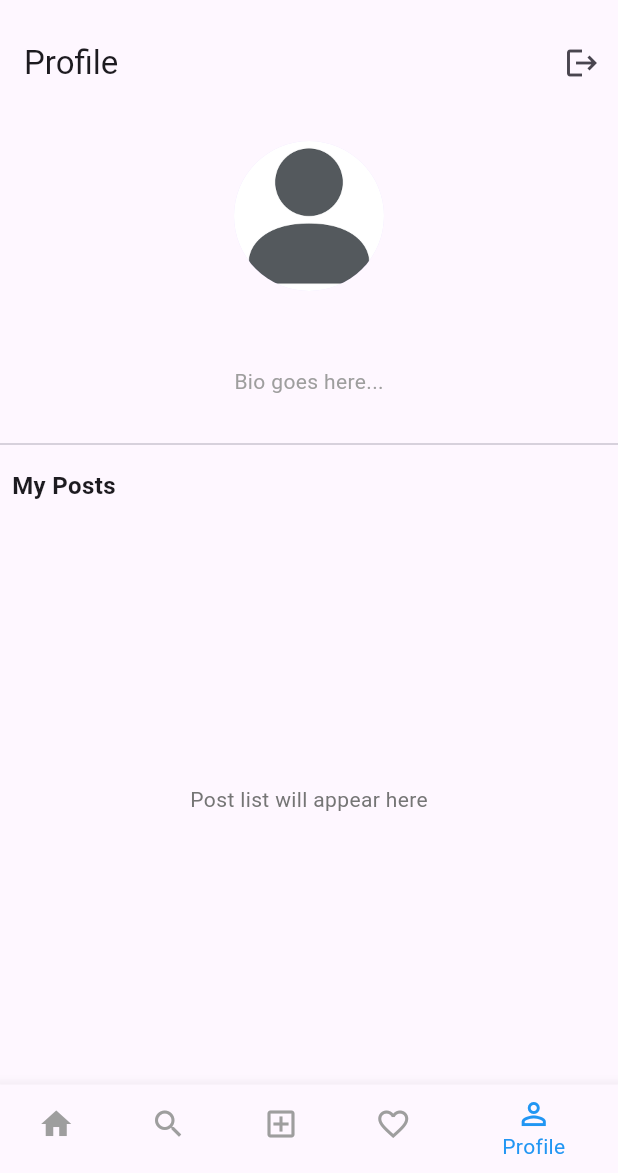
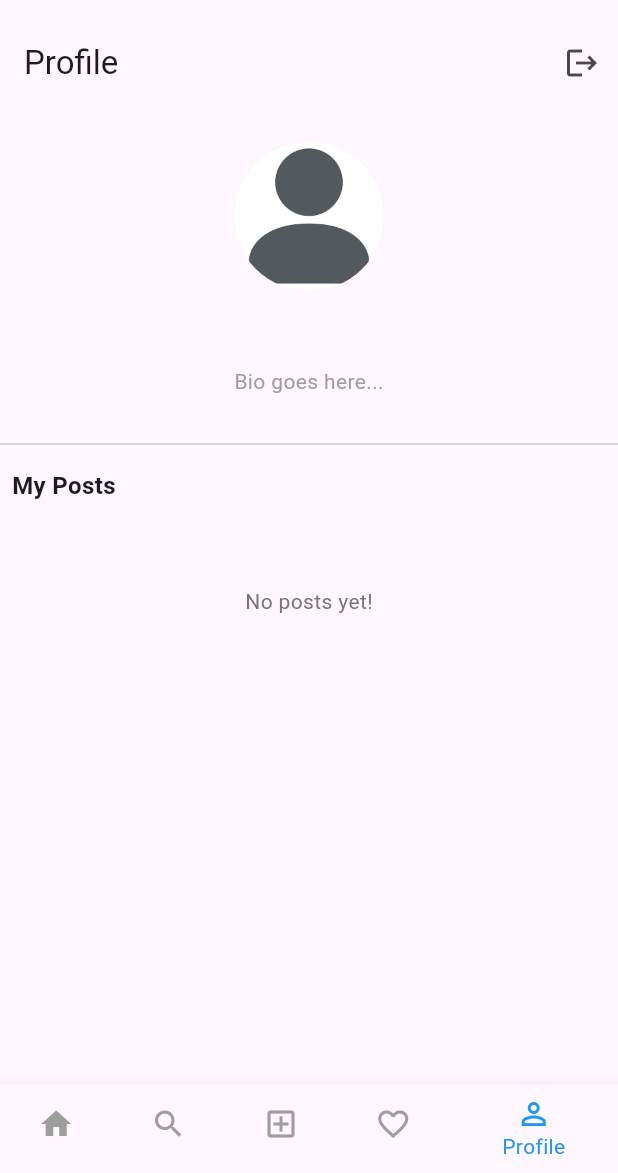
Before and after one commit to VISWA68/Social-Media-App, a Flutter app: the HomeWrapper screen opened directly, item 5 of the bottom bar chosen, after a tap on the "logout" icon, on a phone screen of 412 x 824 dp, the part 63-1236 px from its top. Run offline on Flutter 3.47's test engine with Material 3 defaults, Android fonts, the phone set to English and light mode, and no system bars; our stand-ins replace cloud_firestore, firebase_auth, firebase_core, firebase_storage, google_sign_in, image_picker; accounts and stored records are empty.

Commit message:
Updated logic for posting photos and images and also modified profile screen

```diff
--- a/social_media_app/lib/providers/post_provider.dart
+++ b/social_media_app/lib/providers/post_provider.dart
@@ -1,5 +1,6 @@
 import 'dart:io';
 import 'package:cloud_firestore/cloud_firestore.dart';
+import 'package:firebase_auth/firebase_auth.dart';
 import 'package:firebase_storage/firebase_storage.dart';
 import 'package:flutter/material.dart';
 import 'package:uuid/uuid.dart';
@@ -16,6 +17,7 @@ class PostProvider with ChangeNotifier {
   List<PostModel> get posts => _posts;
   List<PostModel> get myPosts => _myPosts;
 
+  // Listen to all posts in real-time and filter them for the current user
   void listenToPosts() {
     _firestore
         .collection('posts')
@@ -36,24 +38,25 @@ class PostProvider with ChangeNotifier {
     });
   }
 
+  // Fetch my posts when needed (not just real-time listening)
+  Future<void> fetchMyPosts(String userId) async {
+    final snapshot = await _firestore
+        .collection('posts')
+        .where('userId', isEqualTo: userId)
+        .orderBy('createdAt', descending: true)
+        .get();
+
+    _myPosts.clear();
+    _myPosts.addAll(
+        snapshot.docs.map((doc) => PostModel.fromMap(doc.data())).toList());
+
+    notifyListeners();
+  }
+
   Future<void> createPost(File imageFile, String description) async {
-    final currentUserId = AuthService.getCurrentUserId();
-    final postId = const Uuid().v4();
-    final imageUrl = await _uploadImage(imageFile, postId);
-
-    final newPost = PostModel(
-      id: postId,
-      userId: currentUserId,
-      imageUrl: imageUrl,
-      description: description,
-      createdAt: DateTime.now(),
-      likes: [],
-    );
-
-    await _firestore.collection('posts').doc(postId).set(newPost.toMap());
-
-    _posts.insert(0, newPost);
-    _myPosts.insert(0, newPost);
+    final post = await uploadPost(imageFile, description);
+    _posts.insert(0, post);
+    _myPosts.insert(0, post); // Add the new post to the profile feed as well
     notifyListeners();
   }
 
@@ -73,12 +76,44 @@ class PostProvider with ChangeNotifier {
       post.likes.add(userId);
     }
 
-    notifyListeners(); // Update UI immediately
+    notifyListeners();
 
-    // Update in Firestore
     await FirebaseFirestore.instance
         .collection('posts')
         .doc(post.id)
         .update({'likes': post.likes});
   }
+
+  Future<PostModel> uploadPost(File imageFile, String description) async {
+    final user = FirebaseAuth.instance.currentUser;
+    if (user == null) throw Exception('User not logged in');
+
+    final storageRef = FirebaseStorage.instance
+        .ref()
+        .child('posts')
+        .child('${DateTime.now().millisecondsSinceEpoch}_${user.uid}.jpg');
+
+    // Upload image
+    final uploadTask = await storageRef.putFile(imageFile);
+    final downloadUrl = await storageRef.getDownloadURL();
+
+    // Create post model
+    final postId = FirebaseFirestore.instance.collection('posts').doc().id;
+    final post = PostModel(
+      id: postId,
+      userId: user.uid,
+      imageUrl: downloadUrl,
+      description: description,
+      createdAt: DateTime.now(),
+      likes: [],
+    );
+
+    // Save to Firestore
+    await FirebaseFirestore.instance
+        .collection('posts')
+        .doc(postId)
+        .set(post.toMap());
+
+    return post;
+  }
 }
--- a/social_media_app/lib/screens/create_post_screen.dart
+++ b/social_media_app/lib/screens/create_post_screen.dart
@@ -57,7 +57,8 @@ class _CreatePostScreenState extends State<CreatePostScreen> {
             const SizedBox(height: 12),
             TextField(
               controller: _descController,
-              decoration: const InputDecoration(hintText: "Write a description..."),
+              decoration:
+                  const InputDecoration(hintText: "Write a description..."),
               maxLines: 3,
             ),
             const SizedBox(height: 20),
--- a/social_media_app/lib/screens/login_screen.dart
+++ b/social_media_app/lib/screens/login_screen.dart
@@ -48,7 +48,7 @@ class _LoginScreenState extends State<LoginScreen> {
                     if (success && context.mounted) {
                       Navigator.pushReplacement(
                         context,
-                        MaterialPageRoute(builder: (_) => const FeedScreen()),
+                        MaterialPageRoute(builder: (_) => const HomeWrapper()),
                       );
                     }
                   },
--- a/social_media_app/lib/screens/profile_screen.dart
+++ b/social_media_app/lib/screens/profile_screen.dart
@@ -1,13 +1,30 @@
 import 'package:flutter/material.dart';
 import 'package:provider/provider.dart';
 import '../providers/auth_provider.dart';
+import '../providers/post_provider.dart';
+import '../widgets/post_card.dart';
 
-class ProfileScreen extends StatelessWidget {
+class ProfileScreen extends StatefulWidget {
   const ProfileScreen({super.key});
 
   @override
+  _ProfileScreenState createState() => _ProfileScreenState();
+}
+
+class _ProfileScreenState extends State<ProfileScreen> {
+  @override
+  void didChangeDependencies() {
+    super.didChangeDependencies();
+    final user = context.read<AuthProvider>().currentUser;
+    if (user != null) {
+      context.read<PostProvider>().fetchMyPosts(user.uid);
+    }
+  }
+
+  @override
   Widget build(BuildContext context) {
-    final user = context.read<AuthProvider>().currentUser;
+    final user = context.watch<AuthProvider>().currentUser;
+    final myPosts = context.watch<PostProvider>().myPosts;
 
     return Scaffold(
       appBar: AppBar(
@@ -22,7 +39,8 @@ class ProfileScreen extends StatelessWidget {
           ),
         ],
       ),
-      body: Column(
+      body: SingleChildScrollView(
+        child: Column(
           children: [
             const SizedBox(height: 24),
             const CircleAvatar(
@@ -35,7 +53,8 @@ class ProfileScreen extends StatelessWidget {
               style: const TextStyle(fontSize: 18, fontWeight: FontWeight.bold),
             ),
             const SizedBox(height: 8),
-          const Text('Bio goes here...', style: TextStyle(color: Colors.grey)),
+            const Text('Bio goes here...',
+                style: TextStyle(color: Colors.grey)),
             const SizedBox(height: 24),
             const Divider(),
             const Padding(
@@ -43,18 +62,28 @@ class ProfileScreen extends StatelessWidget {
               child: Align(
                 alignment: Alignment.centerLeft,
                 child: Text('My Posts',
-                  style: TextStyle(fontWeight: FontWeight.bold, fontSize: 16)),
+                    style:
+                        TextStyle(fontWeight: FontWeight.bold, fontSize: 16)),
               ),
             ),
-          Expanded(
-            child: Center(
+            myPosts.isEmpty
+                ? Padding(
+                    padding: const EdgeInsets.only(top: 48.0),
                     child: Text(
-                'Post list will appear here',
+                      'No posts yet!',
                       style: TextStyle(color: Colors.grey[600]),
                     ),
+                  )
+                : ListView.builder(
+                    shrinkWrap: true,
+                    physics: const NeverScrollableScrollPhysics(),
+                    itemCount: myPosts.length,
+                    itemBuilder: (context, index) {
+                      return PostCard(post: myPosts[index]);
+                    },
                   ),
-          )
           ],
+        ),
       ),
     );
   }
--- a/social_media_app/lib/screens/register_screen.dart
+++ b/social_media_app/lib/screens/register_screen.dart
@@ -1,5 +1,6 @@
 import 'package:flutter/material.dart';
 import 'package:provider/provider.dart';
+import 'package:social_media_app/screens/login_screen.dart';
 import '../providers/auth_provider.dart';
 import 'feed_screen.dart';
 
@@ -46,7 +47,7 @@ class _RegisterScreenState extends State<RegisterScreen> {
                     if (success && context.mounted) {
                       Navigator.pushReplacement(
                         context,
-                        MaterialPageRoute(builder: (_) => const FeedScreen()),
+                        MaterialPageRoute(builder: (_) => const LoginScreen()),
                       );
                     }
                   },
```
Also changed, not shown: social_media_app/lib/screens/home_screen.dart (+16 -8 lines). Lines whose indentation alone changed are shown as unchanged.
